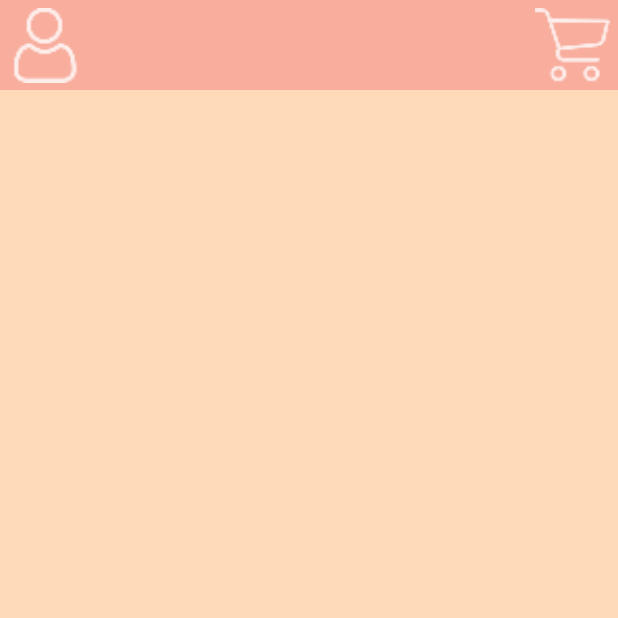
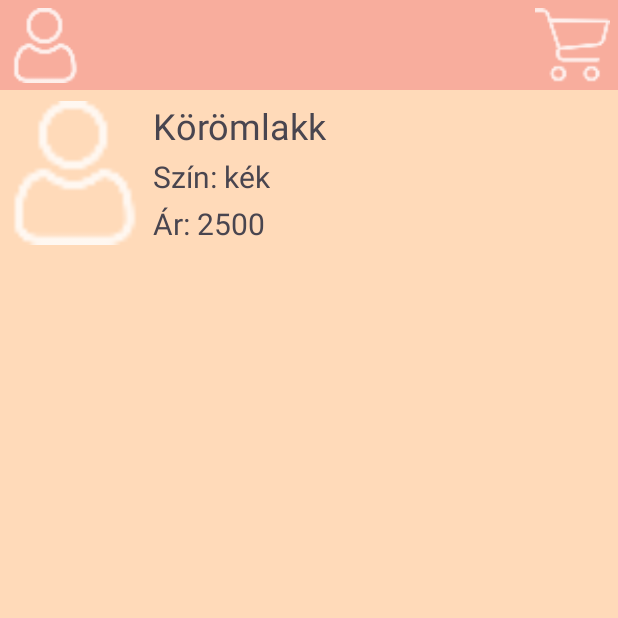
Before and after one commit to GrGadam/MukoromWebshop, an Android app: the screen it shows after launch once a user with an empty profile is signed in (ShoppingActivity), on a phone screen of 412 x 824 dp, the top half of it. Run offline under Robolectric (Android 15) with nearby library versions, the phone set to English and light mode, and no system bars; our stand-ins replace Firebase (no records; nobody signed in at launch, a user with empty details on screens opened directly).

Commit message:
small fixes

```diff
--- a/app/build.gradle.kts
+++ b/app/build.gradle.kts
@@ -51,4 +51,6 @@ dependencies {
     implementation("com.google.firebase:firebase-auth:23.0.0")
     implementation(platform("com.google.firebase:firebase-bom:33.0.0"))
     implementation("com.google.firebase:firebase-firestore:25.0.0")
+
+    implementation("com.google.api-client:google-api-client:2.5.0")
 }
--- a/app/src/main/java/io/github/grgadam/mukoromwebshop/Controller/ItemController.java
+++ b/app/src/main/java/io/github/grgadam/mukoromwebshop/Controller/ItemController.java
@@ -1,5 +1,28 @@
 package io.github.grgadam.mukoromwebshop.Controller;
+
+import java.util.List;
+
+import io.github.grgadam.mukoromwebshop.DAO.ItemDAOImpl;
+import io.github.grgadam.mukoromwebshop.Model.Item;
 
 public class ItemController {
 
+    private ItemDAOImpl dao = null;
+    private static ItemController instance = null;
+
+    public ItemController() {
+        dao = ItemDAOImpl.getInstance();
+    }
+
+    public static ItemController getInstance() {
+        if (instance == null) {
+            instance = new ItemController();
+        }
+        return instance;
+    }
+
+    public List<Item> listAll() {
+        return dao.list();
+    }
+
 }
--- a/app/src/main/java/io/github/grgadam/mukoromwebshop/DAO/ItemDAOImpl.java
+++ b/app/src/main/java/io/github/grgadam/mukoromwebshop/DAO/ItemDAOImpl.java
@@ -1,12 +1,8 @@
 package io.github.grgadam.mukoromwebshop.DAO;
 
-import androidx.annotation.NonNull;
-
-import com.google.android.gms.tasks.OnCompleteListener;
-import com.google.android.gms.tasks.Task;
 import com.google.firebase.firestore.DocumentSnapshot;
 import com.google.firebase.firestore.FirebaseFirestore;
-import com.google.firebase.firestore.QuerySnapshot;
+import com.google.api.core.ApiFuture;
 
 import java.util.ArrayList;
 import java.util.List;
@@ -15,7 +11,11 @@ import io.github.grgadam.mukoromwebshop.Model.Item;
 
 public class ItemDAOImpl implements ItemDAO {
 
-    FirebaseFirestore db = FirebaseFirestore.getInstance();
+    private FirebaseFirestore db = FirebaseFirestore.getInstance();
+    private static ItemDAOImpl object = new ItemDAOImpl();
+    public static ItemDAOImpl getInstance() {
+        return object;
+    }
 
     @Override
     public void add(Item item) {
@@ -44,6 +44,8 @@ public class ItemDAOImpl implements ItemDAO {
             if (task.isSuccessful()) {
                 for (DocumentSnapshot document : task.getResult()) {
                     Item taskItem = document.toObject(Item.class);
+                    assert taskItem != null;
+                    taskItem.setId(document.getId());
                     list.add(taskItem);
                 }
             }
--- a/app/src/main/java/io/github/grgadam/mukoromwebshop/ShoppingActivity.java
+++ b/app/src/main/java/io/github/grgadam/mukoromwebshop/ShoppingActivity.java
@@ -2,21 +2,40 @@ package io.github.grgadam.mukoromwebshop;
 
 import android.content.Intent;
 import android.os.Bundle;
+import android.util.Log;
 import android.view.View;
 import android.view.WindowManager;
 import android.widget.ImageView;
+import android.widget.RelativeLayout;
 
 import androidx.annotation.Nullable;
 import androidx.appcompat.app.AppCompatActivity;
+
+import com.google.firebase.firestore.CollectionReference;
+import com.google.firebase.firestore.FirebaseFirestore;
+import com.google.firebase.firestore.QueryDocumentSnapshot;
+
+import java.util.ArrayList;
+import java.util.Arrays;
+import java.util.Collection;
+import java.util.List;
+
+import io.github.grgadam.mukoromwebshop.Controller.ItemController;
+import io.github.grgadam.mukoromwebshop.Model.Item;
 
 public class ShoppingActivity extends AppCompatActivity {
 
     private ImageView profileImageView;
     private ImageView cartImageView;
+    private RelativeLayout itemsRelativeLayout;
+    private CollectionReference itemCollection;
+    private ArrayList<Item> items;
 
     @Override
     protected void onCreate(@Nullable Bundle savedInstanceState) {
         super.onCreate(savedInstanceState);
+        itemCollection = FirebaseFirestore.getInstance().collection("Items");
+        items = new ArrayList<>();
 
         //-----STATUS AND NAVBAR-----
         //hide navbar
@@ -32,8 +51,20 @@ public class ShoppingActivity extends AppCompatActivity {
         profileImageView = findViewById(R.id.profileImageView);
         cartImageView = findViewById(R.id.cartImageView);
 
+        //RelativeLayouts
+        itemsRelativeLayout = findViewById(R.id.itemsRelativeLayout);
+
         //Listeners
         profileImageView.setOnClickListener(this::showProfile);
+
+        //Show items
+        itemCollection.get().addOnSuccessListener(queryDocumentSnapshots -> {
+            for (QueryDocumentSnapshot document : queryDocumentSnapshots) {
+                Item i = document.toObject(Item.class);
+                items.add(i);
+            }
+            showItems();
+        });
     }
 
     @Override
@@ -51,4 +82,10 @@ public class ShoppingActivity extends AppCompatActivity {
         startActivity(showShoppingIntent);
     }
 
+    private void showItems() {
+        for (Item i : items) {
+
+        }
+    }
+
 }
--- a/app/src/main/res/layout/activity_shopping.xml
+++ b/app/src/main/res/layout/activity_shopping.xml
@@ -30,4 +30,57 @@
 
     </GridLayout>
 
+    <RelativeLayout
+        android:id="@+id/itemsRelativeLayout"
+        android:layout_width="match_parent"
+        android:layout_height="wrap_content"
+        android:layout_marginTop="60sp">
+
+        <GridLayout
+            android:layout_width="match_parent"
+            android:layout_height="100sp"
+            android:layout_marginTop="5sp">
+
+            <ImageView
+                android:layout_margin="2sp"
+                android:layout_width="96sp"
+                android:layout_height="96sp"
+                android:src="@drawable/user" />
+
+
+            <RelativeLayout
+                android:layout_width="wrap_content"
+                android:layout_height="wrap_content">
+
+                <TextView
+                    android:id="@+id/idt1"
+                    android:textSize="24sp"
+                    android:text="Körömlakk"
+                    android:layout_width="wrap_content"
+                    android:layout_height="wrap_content"
+                    android:layout_margin="2sp" />
+
+                <TextView
+                    android:id="@+id/idt2"
+                    android:textSize="20sp"
+                    android:text="Szín: kék"
+                    android:layout_width="wrap_content"
+                    android:layout_height="wrap_content"
+                    android:layout_margin="2sp"
+                    android:layout_below="@id/idt1"/>
+
+                <TextView
+                    android:textSize="20sp"
+                    android:text="Ár: 2500"
+                    android:layout_width="wrap_content"
+                    android:layout_height="wrap_content"
+                    android:layout_margin="2sp"
+                    android:layout_below="@id/idt2"/>
+
+            </RelativeLayout>
+        </GridLayout>
+
+
+    </RelativeLayout>
+
 </RelativeLayout>
```
Also changed, not shown: app/src/main/res/drawable-hdpi/to_cart.png (added), app/src/main/res/drawable-mdpi/to_cart.png (added), app/src/main/res/drawable-xhdpi/to_cart.png (added), app/src/main/res/drawable-xxhdpi/to_cart.png (added), app/src/main/res/drawable-xxxhdpi/to_cart.png (added).
